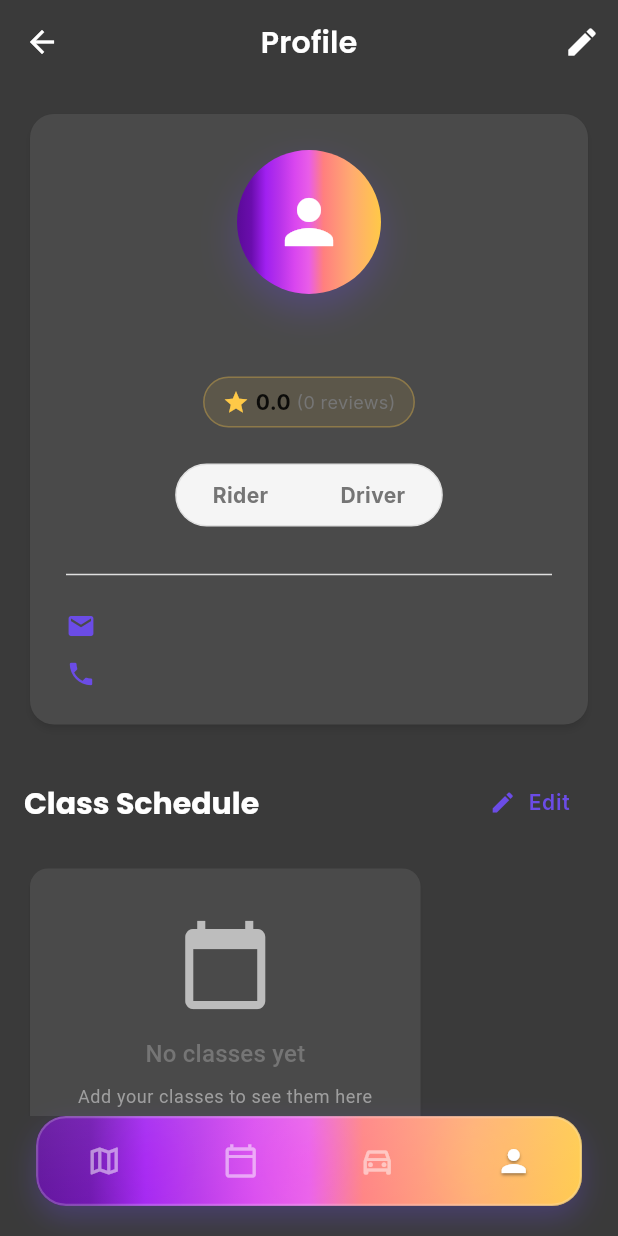
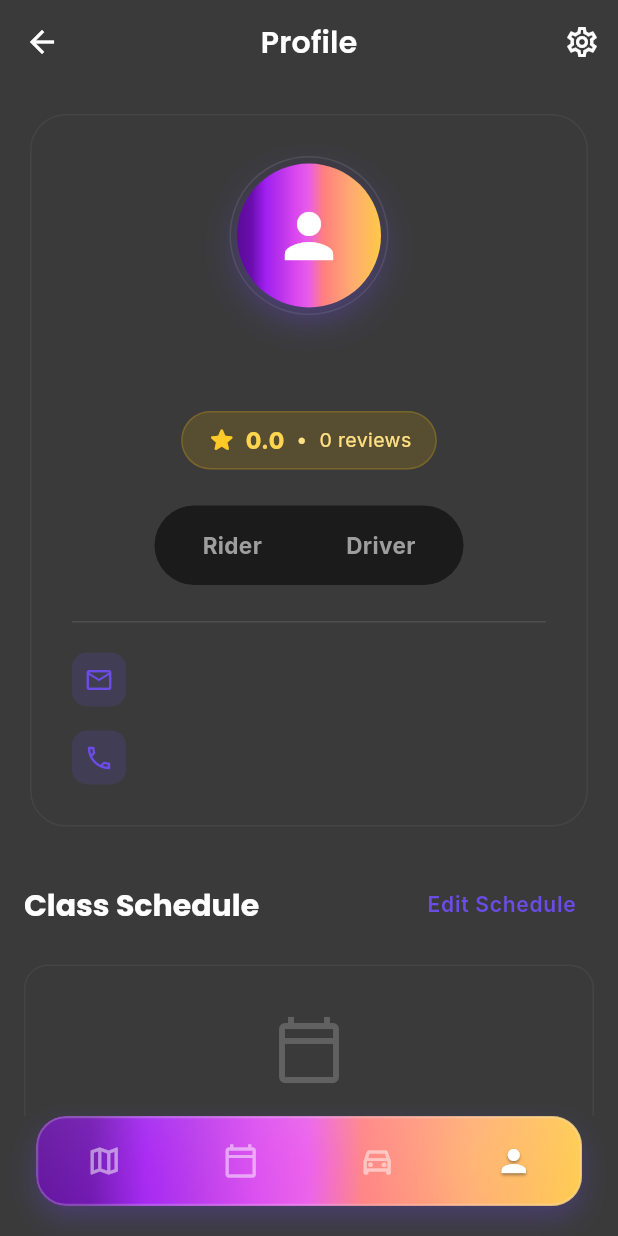
Before and after one commit to BaylaPatin/LectureLift, a Flutter app: the ProfileScreen screen opened directly, on a phone screen of 412 x 824 dp. Run offline on Flutter 3.47's test engine with Material 3 defaults, Android fonts, the phone set to English and light mode, and no system bars; our stand-ins replace cloud_firestore, file_picker, firebase_auth, firebase_core, geolocator, google_fonts and 5 more; missing offline and left inert: excel, flutter_polyline_points, icalendar_parser; accounts and stored records are empty.

Commit message:
Updating profile card UI

```diff
--- a/lecture_lift/lib/screens/profile_screen.dart
+++ b/lecture_lift/lib/screens/profile_screen.dart
@@ -30,6 +30,13 @@ class _ProfileScreenState extends State<ProfileScreen> {
   String? _error;
   int _selectedIndex = 3; // Profile tab
 
+  // --- UPDATED FOR BLENDING ---
+  // Setting card color to transparent to blend with AppTheme.backgroundColor,
+  // relying on borders for separation.
+  final Color _cardColor = Colors.transparent;
+  final Color _textColor = Colors.white;
+  final Color _subTextColor = Colors.grey[400]!;
+
   @override
   void initState() {
     super.initState();
@@ -43,13 +50,8 @@ class _ProfileScreenState extends State<ProfileScreen> {
     });
 
     try {
-      // Get userId from auth state
       final userId = widget.userId ?? await AuthState.getCurrentUserId() ?? 'demo_user';
-
-      // Load user profile
       final profile = await _dbService.getUserProfile(userId);
-
-      // Load schedule
       final schedule = await _dbService.getSchedule(userId);
 
       setState(() {
@@ -71,13 +73,14 @@ class _ProfileScreenState extends State<ProfileScreen> {
       backgroundColor: AppTheme.backgroundColor,
       appBar: AppBar(
         title: const Text('Profile'),
+        backgroundColor: Colors.transparent,
+        elevation: 0,
         actions: [
           IconButton(
-            icon: const Icon(Icons.edit),
+            icon: const Icon(Icons.settings_outlined),
             onPressed: () {
-              // TODO: Navigate to edit profile
               ScaffoldMessenger.of(context).showSnackBar(
-                const SnackBar(content: Text('Edit profile coming soon!')),
+                const SnackBar(content: Text('Settings coming soon!')),
               );
             },
           ),
@@ -90,7 +93,7 @@ class _ProfileScreenState extends State<ProfileScreen> {
                   child: Column(
                     mainAxisAlignment: MainAxisAlignment.center,
                     children: [
-                      const Icon(Icons.error_outline, size: 64, color: Colors.red),
+                      Icon(Icons.error_outline, size: 64, color: AppTheme.errorColor),
                       const SizedBox(height: 16),
                       Text('Error loading profile: $_error'),
                       const SizedBox(height: 16),
@@ -112,9 +115,9 @@ class _ProfileScreenState extends State<ProfileScreen> {
                         _buildProfileHeader(),
                         const SizedBox(height: 24),
                         _buildScheduleSection(),
-                        const SizedBox(height: 32),
+                        const SizedBox(height: 40),
                         _buildLogoutButton(),
-                        const SizedBox(height: 16),
+                        const SizedBox(height: 30),
                       ],
                     ),
                   ),
@@ -133,23 +136,34 @@ class _ProfileScreenState extends State<ProfileScreen> {
     final role = _userProfile?['role'] ?? 'Student';
 
     return Card(
-      elevation: 2,
-      shape: RoundedRectangleBorder(borderRadius: BorderRadius.circular(16)),
+      elevation: 0,
+      color: _cardColor, // Now transparent
+      shape: RoundedRectangleBorder(
+        borderRadius: BorderRadius.circular(24),
+        side: BorderSide(color: Colors.white.withOpacity(0.05)), // Subtle border remains
+      ),
       child: Padding(
-        padding: const EdgeInsets.all(24.0),
+        padding: const EdgeInsets.all(28.0),
         child: Column(
           children: [
-            // Profile Icon with gradient background
+            // Profile Icon
             Container(
+              padding: const EdgeInsets.all(4),
+              decoration: BoxDecoration(
+                shape: BoxShape.circle,
+                color: _cardColor,
+                border: Border.all(color: Colors.white.withOpacity(0.1)),
+              ),
+              child: Container(
                 padding: const EdgeInsets.all(24),
                 decoration: BoxDecoration(
                   shape: BoxShape.circle,
                   gradient: AppTheme.purpleGradient,
                   boxShadow: [
                     BoxShadow(
-                    color: AppTheme.primaryPurple.withOpacity(0.3),
+                      color: AppTheme.primaryPurple.withOpacity(0.4),
                       blurRadius: 20,
-                    offset: const Offset(0, 10),
+                      offset: const Offset(0, 8),
                     ),
                   ],
                 ),
@@ -159,52 +173,57 @@ class _ProfileScreenState extends State<ProfileScreen> {
                   color: Colors.white,
                 ),
               ),
-            const SizedBox(height: 16),
+            ),
+            const SizedBox(height: 20),
 
             // Name
             Text(
               displayName,
-              style: Theme.of(context).textTheme.headlineMedium?.copyWith(
-                    fontWeight: FontWeight.bold,
+              style: Theme.of(context).textTheme.headlineSmall?.copyWith(
+                    fontWeight: FontWeight.w800,
+                    color: _textColor,
                   ),
               textAlign: TextAlign.center,
             ),
-            const SizedBox(height: 8),
+            const SizedBox(height: 12),
 
             // Rating
             if (_userProfile != null)
               Container(
-                padding: const EdgeInsets.symmetric(horizontal: 12, vertical: 6),
+                padding: const EdgeInsets.symmetric(horizontal: 16, vertical: 8),
                 decoration: BoxDecoration(
-                  color: AppTheme.primaryYellow.withOpacity(0.1),
+                  color: Colors.amber.withOpacity(0.15),
                   borderRadius: BorderRadius.circular(20),
-                  border: Border.all(color: AppTheme.primaryYellow.withOpacity(0.3)),
+                  border: Border.all(color: Colors.amber.withOpacity(0.2)),
                 ),
                 child: Row(
                   mainAxisSize: MainAxisSize.min,
                   children: [
-                    const Icon(Icons.star, color: AppTheme.primaryYellow, size: 18),
-                    const SizedBox(width: 4),
+                    Icon(Icons.star_rounded, color: Colors.amber[400], size: 20),
+                    const SizedBox(width: 6),
                     Text(
                       '${(_userProfile!['averageRating'] ?? 0.0).toStringAsFixed(1)}',
-                      style: const TextStyle(fontWeight: FontWeight.bold, color: Colors.black87),
+                      style: TextStyle(
+                        fontWeight: FontWeight.w800,
+                        color: Colors.amber[300],
+                        fontSize: 15
+                      ),
                     ),
                     Text(
-                      ' (${_userProfile!['ratingCount'] ?? 0} reviews)',
-                      style: TextStyle(color: Colors.grey[600], fontSize: 12),
+                      '  •  ${_userProfile!['ratingCount'] ?? 0} reviews',
+                      style: TextStyle(color: Colors.amber[200], fontSize: 13),
                     ),
                   ],
                 ),
               ),
-            const SizedBox(height: 16),
+            const SizedBox(height: 24),
 
             // Role toggle
             Container(
-              margin: const EdgeInsets.symmetric(vertical: 8),
+              padding: const EdgeInsets.all(4),
               decoration: BoxDecoration(
-                color: Colors.grey[100],
-                borderRadius: BorderRadius.circular(25),
-                border: Border.all(color: Colors.grey[300]!),
+                color: Colors.black54,
+                borderRadius: BorderRadius.circular(30),
               ),
               child: Row(
                 mainAxisSize: MainAxisSize.min,
@@ -214,19 +233,16 @@ class _ProfileScreenState extends State<ProfileScreen> {
                 ],
               ),
             ),
+            const SizedBox(height: 24),
+
+            Divider(color: Colors.white.withOpacity(0.1), height: 1),
+            const SizedBox(height: 20),
+
+            _buildInfoRow(Icons.email_outlined, email),
+            if (phoneNumber != 'No phone') ...[
               const SizedBox(height: 16),
-
-            // Divider
-            Divider(color: Colors.grey[300]),
-            const SizedBox(height: 16),
-
-            // Email
-            _buildInfoRow(Icons.email, email),
-            const SizedBox(height: 12),
-
-            // Phone
-            if (phoneNumber != 'No phone')
-              _buildInfoRow(Icons.phone, phoneNumber),
+              _buildInfoRow(Icons.phone_outlined, phoneNumber),
+            ],
           ],
         ),
       ),
@@ -236,12 +252,22 @@ class _ProfileScreenState extends State<ProfileScreen> {
   Widget _buildInfoRow(IconData icon, String text) {
     return Row(
       children: [
-        Icon(icon, size: 20, color: AppTheme.primaryPurple),
-        const SizedBox(width: 12),
+        Container(
+          padding: const EdgeInsets.all(8),
+          decoration: BoxDecoration(
+            color: AppTheme.primaryPurple.withOpacity(0.15),
+            borderRadius: BorderRadius.circular(10),
+          ),
+          child: Icon(icon, size: 20, color: AppTheme.primaryPurple),
+        ),
+        const SizedBox(width: 16),
         Expanded(
           child: Text(
             text,
-            style: Theme.of(context).textTheme.bodyMedium,
+            style: Theme.of(context).textTheme.bodyMedium?.copyWith(
+              color: _subTextColor,
+              fontWeight: FontWeight.w500,
+            ),
           ),
         ),
       ],
@@ -261,16 +287,14 @@ class _ProfileScreenState extends State<ProfileScreen> {
                     fontWeight: FontWeight.bold,
                   ),
             ),
-            TextButton.icon(
+            TextButton(
               onPressed: () {
-                // Navigate to schedule screen for editing
                 Navigator.push(
                   context,
                   MaterialPageRoute(builder: (context) => const ScheduleScreen()),
                 );
               },
-              icon: const Icon(Icons.edit, size: 18),
-              label: const Text('Edit'),
+              child: const Text('Edit Schedule'),
             ),
           ],
         ),
@@ -285,41 +309,43 @@ class _ProfileScreenState extends State<ProfileScreen> {
   }
 
   Widget _buildEmptySchedule() {
-    return Card(
-      elevation: 1,
-      shape: RoundedRectangleBorder(borderRadius: BorderRadius.circular(12)),
-      child: Padding(
-        padding: const EdgeInsets.all(32.0),
+    return Container(
+      width: double.infinity,
+      padding: const EdgeInsets.all(32),
+      decoration: BoxDecoration(
+        color: _cardColor, // Transparent
+        borderRadius: BorderRadius.circular(16),
+        border: Border.all(color: Colors.white.withOpacity(0.05)),
+      ),
       child: Column(
         children: [
           Icon(
-              Icons.calendar_today,
-              size: 64,
-              color: Colors.grey[400],
+            Icons.calendar_today_outlined,
+            size: 48,
+            color: Colors.grey[700],
           ),
           const SizedBox(height: 16),
           Text(
             'No classes yet',
             style: Theme.of(context).textTheme.titleMedium?.copyWith(
-                    color: Colors.grey[600],
+                  color: _subTextColor,
+                  fontWeight: FontWeight.w600
                 ),
           ),
-            const SizedBox(height: 8),
+          const SizedBox(height: 4),
           Text(
-              'Add your classes to see them here',
+            'Add your classes to find rides easier',
             style: Theme.of(context).textTheme.bodySmall?.copyWith(
-                    color: Colors.grey[500],
+                  color: Colors.grey[600],
                 ),
             textAlign: TextAlign.center,
           ),
         ],
       ),
-      ),
     );
   }
 
   Widget _buildScheduleList() {
-    // Group classes by day of week
     final Map<String, List<ClassSession>> groupedClasses = {};
     for (var classSession in _schedule) {
       if (!groupedClasses.containsKey(classSession.dayOfWeek)) {
@@ -328,7 +354,6 @@ class _ProfileScreenState extends State<ProfileScreen> {
       groupedClasses[classSession.dayOfWeek]!.add(classSession);
     }
 
-    // Sort days
     final daysOfWeek = ['Monday', 'Tuesday', 'Wednesday', 'Thursday', 'Friday', 'Saturday', 'Sunday'];
     final sortedDays = daysOfWeek.where((day) => groupedClasses.containsKey(day)).toList();
 
@@ -339,17 +364,16 @@ class _ProfileScreenState extends State<ProfileScreen> {
           crossAxisAlignment: CrossAxisAlignment.start,
           children: [
             Padding(
-              padding: const EdgeInsets.only(left: 4, bottom: 8),
+              padding: const EdgeInsets.only(left: 4, bottom: 12),
               child: Text(
                 day,
                 style: Theme.of(context).textTheme.titleMedium?.copyWith(
-                      fontWeight: FontWeight.w600,
-                      color: AppTheme.primaryPurple,
+                      fontWeight: FontWeight.w700,
                     ),
               ),
             ),
             ...classes.map((classSession) => _buildClassCard(classSession)),
-            const SizedBox(height: 16),
+            const SizedBox(height: 20),
           ],
         );
       }).toList(),
@@ -357,10 +381,13 @@ class _ProfileScreenState extends State<ProfileScreen> {
   }
 
   Widget _buildClassCard(ClassSession classSession) {
-    return Card(
-      elevation: 1,
-      margin: const EdgeInsets.only(bottom: 8),
-      shape: RoundedRectangleBorder(borderRadius: BorderRadius.circular(12)),
+    return Container(
+      margin: const EdgeInsets.only(bottom: 12),
+      decoration: BoxDecoration(
+        color: _cardColor, // Transparent
+        borderRadius: BorderRadius.circular(16),
+        border: Border.all(color: Colors.white.withOpacity(0.05)),
+      ),
       child: Padding(
         padding: const EdgeInsets.all(16.0),
         child: Row(
@@ -368,11 +395,11 @@ class _ProfileScreenState extends State<ProfileScreen> {
             Container(
               padding: const EdgeInsets.all(12),
               decoration: BoxDecoration(
-                color: AppTheme.primaryPurple.withOpacity(0.1),
-                borderRadius: BorderRadius.circular(8),
+                color: AppTheme.primaryPurple.withOpacity(0.15),
+                borderRadius: BorderRadius.circular(12),
               ),
               child: const Icon(
-                Icons.class_,
+                Icons.school_outlined,
                 color: AppTheme.primaryPurple,
                 size: 24,
               ),
@@ -385,31 +412,28 @@ class _ProfileScreenState extends State<ProfileScreen> {
                   Text(
                     classSession.className,
                     style: Theme.of(context).textTheme.titleSmall?.copyWith(
-                          fontWeight: FontWeight.w600,
+                          fontWeight: FontWeight.bold,
+                          fontSize: 16,
+                          color: _textColor,
                         ),
                   ),
-                  const SizedBox(height: 4),
+                  const SizedBox(height: 6),
                   Row(
                     children: [
-                      Icon(Icons.access_time, size: 14, color: Colors.grey[600]),
+                      Icon(Icons.access_time_rounded, size: 14, color: _subTextColor),
                       const SizedBox(width: 4),
                       Text(
                         '${_formatTime(classSession.startTime)} - ${_formatTime(classSession.endTime)}',
-                        style: Theme.of(context).textTheme.bodySmall?.copyWith(
-                              color: Colors.grey[600],
+                        style: TextStyle(color: _subTextColor, fontSize: 13),
                       ),
-                      ),
-                    ],
-                  ),
-                  const SizedBox(height: 4),
-                  Row(
-                    children: [
-                      Icon(Icons.location_on, size: 14, color: Colors.grey[600]),
+                      const SizedBox(width: 12),
+                      Icon(Icons.location_on_outlined, size: 14, color: _subTextColor),
                       const SizedBox(width: 4),
-                      Text(
+                      Expanded(
+                        child: Text(
                           classSession.location,
-                        style: Theme.of(context).textTheme.bodySmall?.copyWith(
-                              color: Colors.grey[600],
+                          style: TextStyle(color: _subTextColor, fontSize: 13),
+                          overflow: TextOverflow.ellipsis,
                         ),
                       ),
                     ],
@@ -431,40 +455,32 @@ class _ProfileScreenState extends State<ProfileScreen> {
   }
 
   Widget _buildLogoutButton() {
-    return Padding(
-      padding: const EdgeInsets.symmetric(horizontal: 16.0),
-      child: OutlinedButton.icon(
+    return SizedBox(
+      width: double.infinity,
+      child: ElevatedButton.icon(
         onPressed: () async {
-          // Show confirmation dialog
           final shouldLogout = await showDialog<bool>(
             context: context,
             builder: (context) => AlertDialog(
-              title: const Text('Log Out'),
-              content: const Text('Are you sure you want to log out?'),
+              backgroundColor: _cardColor,
+              shape: RoundedRectangleBorder(borderRadius: BorderRadius.circular(16)),
+              title: const Text('Log Out', style: TextStyle(color: Colors.white)),
+              content: const Text('Are you sure you want to log out?', style: TextStyle(color: Colors.white70)),
               actions: [
                 TextButton(
                   onPressed: () => Navigator.pop(context, false),
-                  child: const Text('Cancel'),
+                  child: Text('Cancel', style: TextStyle(color: Colors.grey[400])),
                 ),
-                ElevatedButton(
+                TextButton(
                   onPressed: () => Navigator.pop(context, true),
-                  style: ElevatedButton.styleFrom(
-                    backgroundColor: AppTheme.errorColor,
-                  ),
-                  child: const Text(
-                    'Log Out',
-                    style: TextStyle(color: Colors.white),
-                  ),
+                  child: const Text('Log Out', style: TextStyle(color: Colors.redAccent)),
                 ),
               ],
             ),
           );
 
           if (shouldLogout == true && mounted) {
-            // Clear user session
             await AuthState.clearUserSession();
-
-            // Navigate to welcome screen and clear navigation stack
             if (mounted) {
               Navigator.pushAndRemoveUntil(
                 context,
@@ -474,25 +490,29 @@ class _ProfileScreenState extends State<ProfileScreen> {
             }
           }
         },
-        icon: const Icon(Icons.logout),
+        icon: const Icon(Icons.logout_rounded, size: 20),
         label: const Text(
           'Log Out',
-          style: TextStyle(fontSize: 16, fontWeight: FontWeight.w600),
+          style: TextStyle(fontSize: 16, fontWeight: FontWeight.bold),
         ),
-        style: OutlinedButton.styleFrom(
-          foregroundColor: AppTheme.errorColor,
-          side: BorderSide(color: AppTheme.errorColor, width: 2),
-          padding: const EdgeInsets.symmetric(vertical: 14),
+        style: ElevatedButton.styleFrom(
+          // Set to a low-opacity black/dark color to blend subtly
+          backgroundColor: Colors.black38,
+          foregroundColor: Colors.redAccent,
+          elevation: 0,
+          padding: const EdgeInsets.symmetric(vertical: 18),
           shape: RoundedRectangleBorder(
-            borderRadius: BorderRadius.circular(12),
+            borderRadius: BorderRadius.circular(16),
+            side: BorderSide(color: Colors.redAccent.withOpacity(0.3), width: 1),
           ),
+          splashFactory: InkRipple.splashFactory,
         ),
       ),
     );
   }
 
   void _onItemTapped(int index) {
-    if (index == _selectedIndex) return; // Already on this screen
+    if (index == _selectedIndex) return;
 
     setState(() {
       _selectedIndex = index;
@@ -500,28 +520,24 @@ class _ProfileScreenState extends State<ProfileScreen> {
 
     switch (index) {
       case 0:
-        // Navigate to Map
         Navigator.pushReplacement(
           context,
           MaterialPageRoute(builder: (context) => const MapScreen()),
         );
         break;
       case 1:
-        // Navigate to Schedule
         Navigator.pushReplacement(
           context,
           MaterialPageRoute(builder: (context) => const ScheduleScreen()),
         );
         break;
       case 2:
-        // Navigate to Rides
         Navigator.pushReplacement(
           context,
           MaterialPageRoute(builder: (context) => FindRideScreen()),
         );
         break;
       case 3:
-        // Profile - already here
         break;
     }
   }
@@ -529,17 +545,23 @@ class _ProfileScreenState extends State<ProfileScreen> {
   Widget _buildRoleButton(String role, bool isSelected) {
     return GestureDetector(
       onTap: () => _updateRole(role),
-      child: Container(
-        padding: const EdgeInsets.symmetric(horizontal: 24, vertical: 10),
+      child: AnimatedContainer(
+        duration: const Duration(milliseconds: 200),
+        padding: const EdgeInsets.symmetric(horizontal: 28, vertical: 12),
         decoration: BoxDecoration(
-          color: isSelected ? AppTheme.primaryPurple : Colors.transparent,
+          // Role button active color is still dark grey for contrast against the black54 toggle track
+          color: isSelected ? const Color(0xFF2C2C2E) : Colors.transparent,
           borderRadius: BorderRadius.circular(25),
+          boxShadow: isSelected
+            ? [BoxShadow(color: Colors.black.withOpacity(0.3), blurRadius: 4, offset: const Offset(0, 2))]
+            : [],
         ),
         child: Text(
           role == 'rider' ? 'Rider' : 'Driver',
           style: TextStyle(
-            color: isSelected ? Colors.white : Colors.grey[600],
+            color: isSelected ? Colors.white : Colors.grey[500],
             fontWeight: FontWeight.bold,
+            fontSize: 15,
           ),
         ),
       ),
@@ -558,7 +580,12 @@ class _ProfileScreenState extends State<ProfileScreen> {
         });
 
         ScaffoldMessenger.of(context).showSnackBar(
-          SnackBar(content: Text('Switched to ${newRole == 'rider' ? 'Rider' : 'Driver'} mode')),
+          SnackBar(
+            content: Text('Switched to ${newRole == 'rider' ? 'Rider' : 'Driver'} mode'),
+            behavior: SnackBarBehavior.floating,
+            backgroundColor: const Color(0xFF2C2C2E), // Using a dark solid color for snackbar
+            shape: RoundedRectangleBorder(borderRadius: BorderRadius.circular(10)),
+          ),
         );
       }
     } catch (e) {
```
Lines whose indentation alone changed are shown as unchanged.
